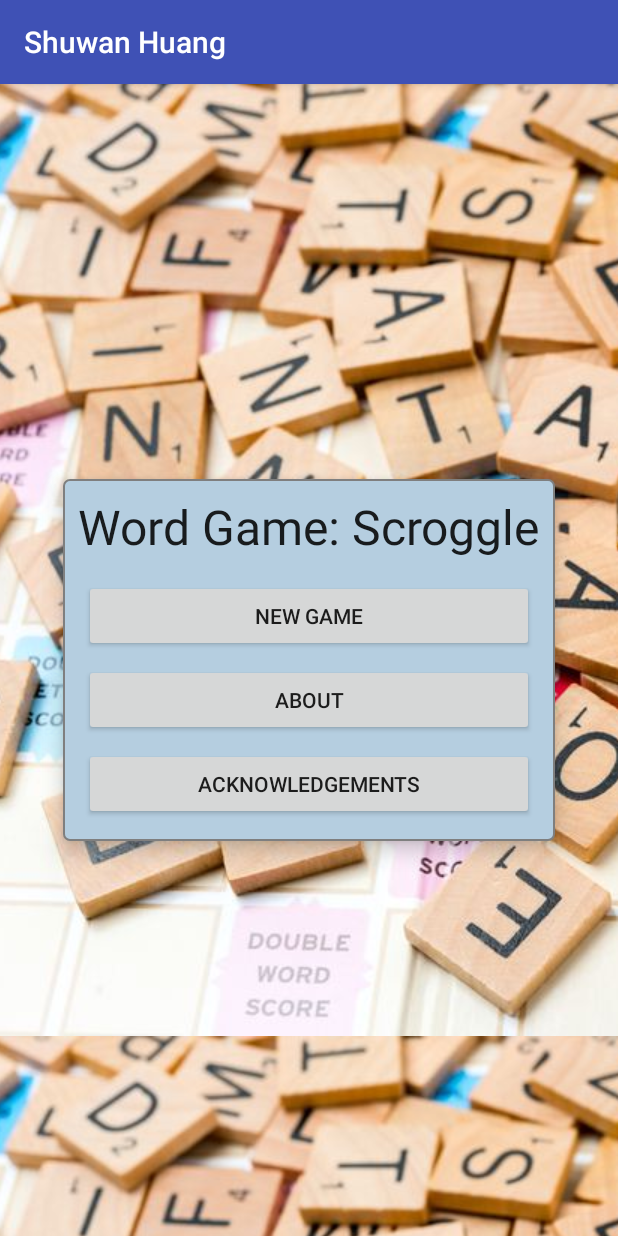
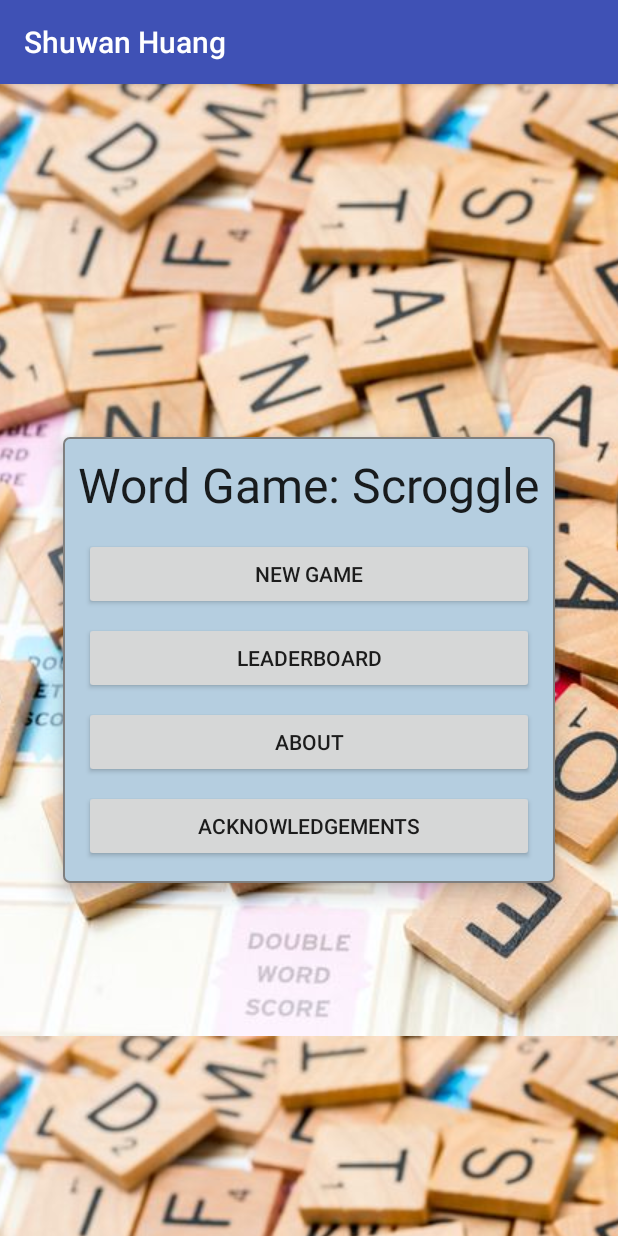
Before and after one commit to AmyHSW/NUMAD18S-Android, an Android app: the screen it shows after launch (MainActivity), after a tap on "WORD GAME", on a phone screen of 412 x 824 dp. Run offline under Robolectric (Android 15) with nearby library versions, the phone set to English and light mode, and no system bars.

Commit message:
add leaderBoard prototype

```diff
--- a/app/src/main/AndroidManifest.xml
+++ b/app/src/main/AndroidManifest.xml
@@ -27,8 +27,9 @@
         <activity
             android:name=".AcknowledgementsActivity"
             android:label="@string/acknowledgements_title" />
+        <activity android:name=".wordgame.MainActivity"></activity>
         <activity android:name=".wordgame.GameActivity" />
-        <activity android:name=".wordgame.MainActivity"></activity>
+        <activity android:name=".wordgame.LeaderboardActivity" />
     </application>
 
 </manifest>
--- a/app/src/main/java/edu/neu/madcourse/shuwanhuang/numad18s_shuwanhuang/wordgame/MainFragment.java
+++ b/app/src/main/java/edu/neu/madcourse/shuwanhuang/numad18s_shuwanhuang/wordgame/MainFragment.java
@@ -24,6 +24,7 @@ public class MainFragment extends Fragment {
         View rootView = inflater.inflate(R.layout.fragment_main, container, false);
         View newButton = rootView.findViewById(R.id.button_new);
         continueButton = rootView.findViewById(R.id.button_continue);
+        View leaderboardButton = rootView.findViewById(R.id.button_leaderboard);
         View aboutButton = rootView.findViewById(R.id.button_about);
         View acknowledgeButton = rootView.findViewById(R.id.button_acknowledge);
 
@@ -40,6 +41,14 @@ public class MainFragment extends Fragment {
             public void onClick(View view) {
                 Intent intent = new Intent(getActivity(), GameActivity.class);
                 intent.putExtra(GameActivity.KEY_RESTORE, true);
+                getActivity().startActivity(intent);
+            }
+        });
+
+        leaderboardButton.setOnClickListener(new View.OnClickListener() {
+            @Override
+            public void onClick(View view) {
+                Intent intent = new Intent(getActivity(), LeaderboardActivity.class);
                 getActivity().startActivity(intent);
             }
         });
--- a/app/src/main/res/layout/fragment_main.xml
+++ b/app/src/main/res/layout/fragment_main.xml
@@ -43,6 +43,15 @@
         android:text="@string/new_game_label"/>
 
     <Button
+        android:id="@+id/button_leaderboard"
+        android:layout_width="match_parent"
+        android:layout_height="wrap_content"
+        android:layout_gravity="center"
+        android:layout_margin="@dimen/menu_button_margin"
+        android:padding="@dimen/menu_button_padding"
+        android:text="@string/leaderboard_label"/>
+
+    <Button
         android:id="@+id/button_about"
         android:layout_width="match_parent"
         android:layout_height="wrap_content"
--- a/app/src/main/res/values/strings.xml
+++ b/app/src/main/res/values/strings.xml
@@ -20,6 +20,7 @@
     <string name="about_label">About</string>
     <string name="new_game_label">New Game</string>
     <string name="continue_label">Continue</string>
+    <string name="leaderboard_label">Leaderboard</string>
     <string name="ok_label">OK</string>
     <string name="score_label">Score: %1$d</string>
     <string name="time_label">Time: %1$02d:%2$02d</string>
```
Also changed, not shown: app/src/main/java/edu/neu/madcourse/shuwanhuang/numad18s_shuwanhuang/wordgame/LeaderboardActivity.java (added, +69 -0 lines), app/src/main/java/edu/neu/madcourse/shuwanhuang/numad18s_shuwanhuang/wordgame/ScoreInfo.java (added, +15 -0 lines), app/src/main/res/layout/activity_leaderboard.xml (added, +23 -0 lines), app/src/main/res/layout/leaderboard_list_item.xml (added, +9 -0 lines).
